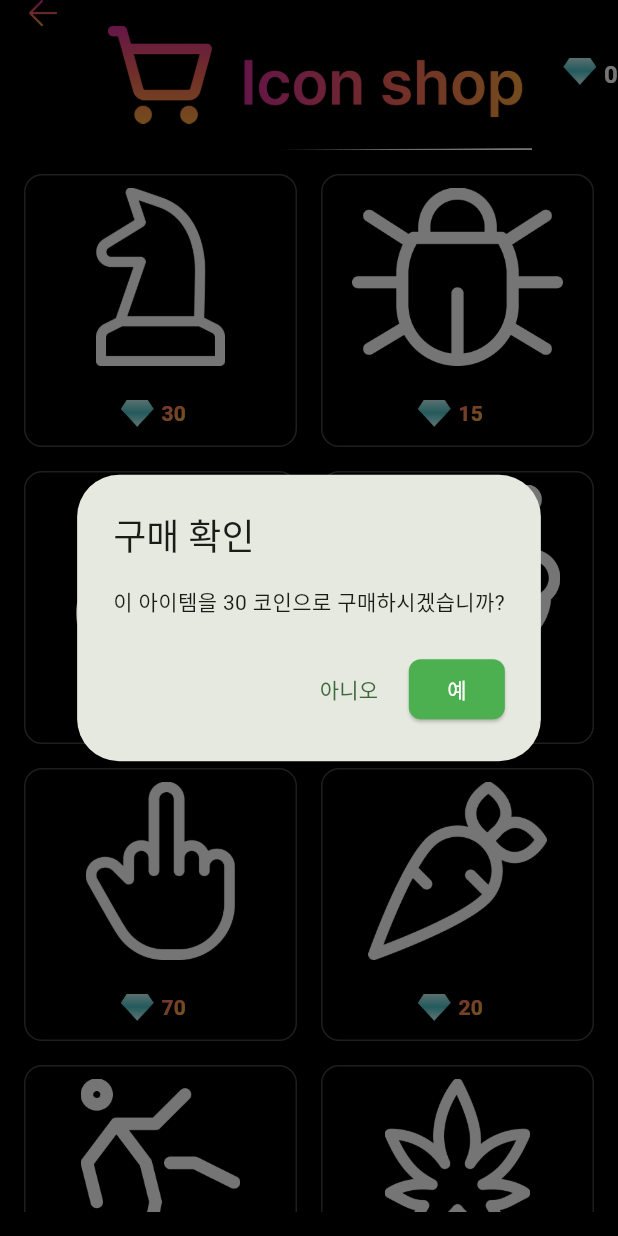
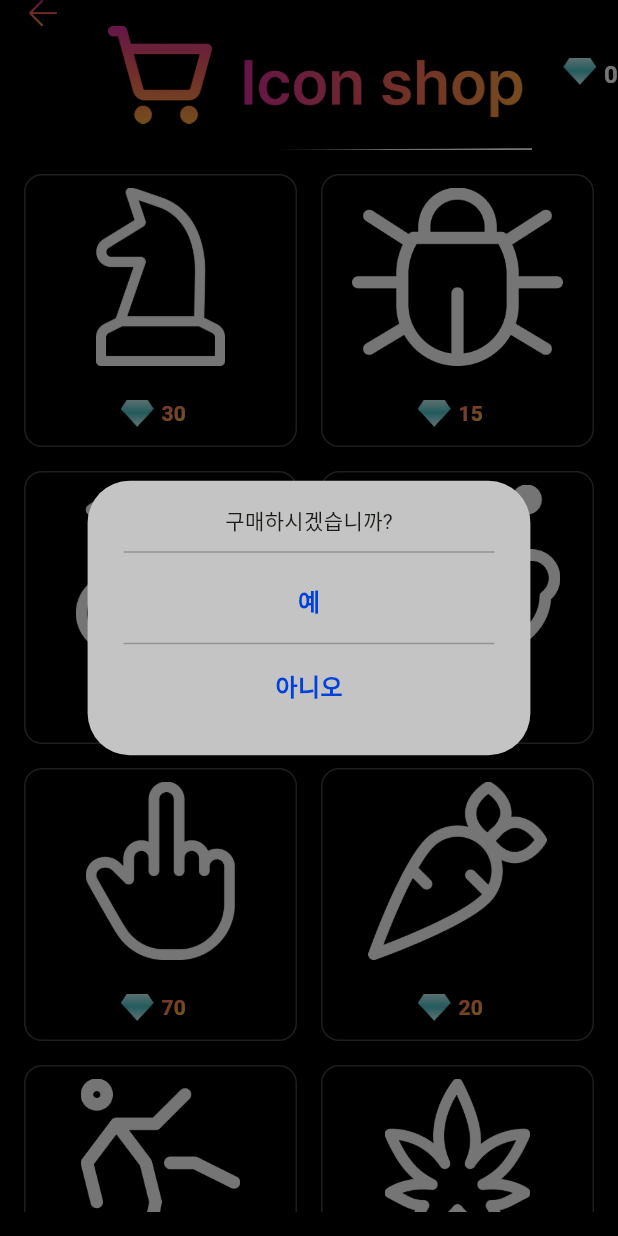
Before and after one commit to grazzy7124/mhap, a Flutter app: the ShoppingScreen screen opened by its route, after a tap on "30", on a phone screen of 412 x 824 dp. Run offline on Flutter 3.47's test engine with Material 3 defaults, Android fonts, the phone set to English and light mode, and no system bars; our stand-ins replace cached_network_image, camera, cloud_firestore, firebase_auth, firebase_core, firebase_storage and 5 more; accounts and stored records are empty.

Commit message:
shopping page dialog 수정

```diff
--- a/lib/screens/shopping_screen.dart
+++ b/lib/screens/shopping_screen.dart
@@ -36,6 +36,13 @@ class _ShoppingScreenState extends State<ShoppingScreen> {
     20,  // item6 가격
     50,  // item7 가격
     30,  // item8 가격
+  ];
+
+  // 구매한 아이콘 리스트 (예시)
+  final List<String> _purchasedIcons = [
+    'assets/images/icon1.png',
+    'assets/images/icon2.png',
+    'assets/images/icon3.png',
   ];
 
   @override
@@ -129,18 +136,77 @@ class _ShoppingScreenState extends State<ShoppingScreen> {
       context: context,
       builder: (context) {
         return AlertDialog(
-          title: const Text('구매 확인'),
-          content: Text('이 아이템을 ${price} 코인으로 구매하시겠습니까?'),
-          actions: [
-            TextButton(
-              onPressed: () => Navigator.of(context).pop(false),
-              child: const Text('아니오'),
-            ),
-            ElevatedButton(
-              onPressed: () => Navigator.of(context).pop(true),
-              child: const Text('예'),
-            ),
-          ],
+          backgroundColor: Color(0xffC4C4C4),
+          content: Column(
+            mainAxisSize: MainAxisSize.min,
+            children: [
+              Text('구매하시겠습니까?'),
+              SizedBox(height: 10),
+              Container(
+                height: 1,
+                color: Color(0xff939393),
+              ),
+              SizedBox(height: 10),
+              // 예 버튼
+              GestureDetector(
+                onTap: () => Navigator.of(context).pop(true),
+                child: Container(
+                  height: 44,
+                  decoration: BoxDecoration(
+                    borderRadius: BorderRadius.circular(8),
+                  ),
+                  child: Center(
+                    child: Text(
+                      '예',
+                      style: TextStyle(
+                        color: Color(0xff0040DD),
+                        fontSize: 16,
+                        fontWeight: FontWeight.bold,
+                      ),
+                    ),
+                  ),
+                ),
+              ),
+              SizedBox(height: 6),
+              Container(
+                height: 1,
+                width: MediaQuery.of(context).size.width * 0.6, // 명시적 너비 설정
+                color: Color(0xff939393),
+              ),
+              SizedBox(height: 6),
+              // 아니오 버튼
+              GestureDetector(
+                onTap: () => Navigator.of(context).pop(false),
+                child: Container(
+                  width: MediaQuery.of(context).size.width * 0.6, // 명시적 너비 설정
+                  height: 44,
+                  decoration: BoxDecoration(
+                    borderRadius: BorderRadius.circular(8),
+                  ),
+                  child: Center(
+                    child: Text(
+                      '아니오',
+                      style: TextStyle(
+                        color: Color(0xff0040DD),
+                        fontSize: 16,
+                        fontWeight: FontWeight.bold,
+                      ),
+                    ),
+                  ),
+                ),
+              ),
+            ],
+          ),
+          // actions: [
+          //   TextButton(
+          //     onPressed: () => Navigator.of(context).pop(false),
+          //     child: const Text('아니오'),
+          //   ),
+          //   ElevatedButton(
+          //     onPressed: () => Navigator.of(context).pop(true),
+          //     child: const Text('예'),
+          //   ),
+          // ],
         );
       },
     );
@@ -317,4 +383,31 @@ class _ShoppingScreenState extends State<ShoppingScreen> {
       ),
     );
   }
+
+  /// 구매한 아이콘 아이템을 구성하는 메서드
+  Widget _buildPurchasedIconItem(String iconAsset, int index) {
+    return Container(
+      decoration: BoxDecoration(
+        borderRadius: BorderRadius.circular(12.0),
+        border: Border.all(color: Colors.grey.shade800, width: 1.0),
+      ),
+      child: ClipRRect(
+        borderRadius: BorderRadius.circular(12.0),
+        child: Image.asset(
+          iconAsset,
+          width: double.infinity,
+          height: double.infinity,
+          fit: BoxFit.contain,
+          errorBuilder: (context, error, stackTrace) {
+            return Container(
+              color: Colors.grey.shade800,
+              child: const Center(
+                child: Icon(Icons.error, color: Colors.red, size: 40.0),
+              ),
+            );
+          },
+        ),
+      ),
+    );
+  }
 }
```
